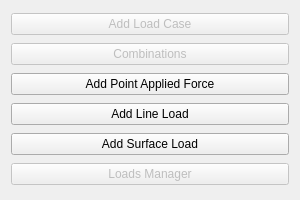
First picture: the form in slabLoads_layout.ui, repository Haudkozaur/masterThesis, before the edit.
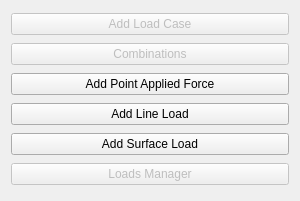
Second picture: the form after the edit.

Patch:
```diff
--- a/slabLoads_layout.ui
+++ b/slabLoads_layout.ui
@@ -7,7 +7,7 @@
     <x>0</x>
     <y>0</y>
     <width>300</width>
-    <height>200</height>
+    <height>201</height>
    </rect>
   </property>
   <property name="windowTitle">
```
Left out of the diff: 2 changed lines with no effect on the pictures.
